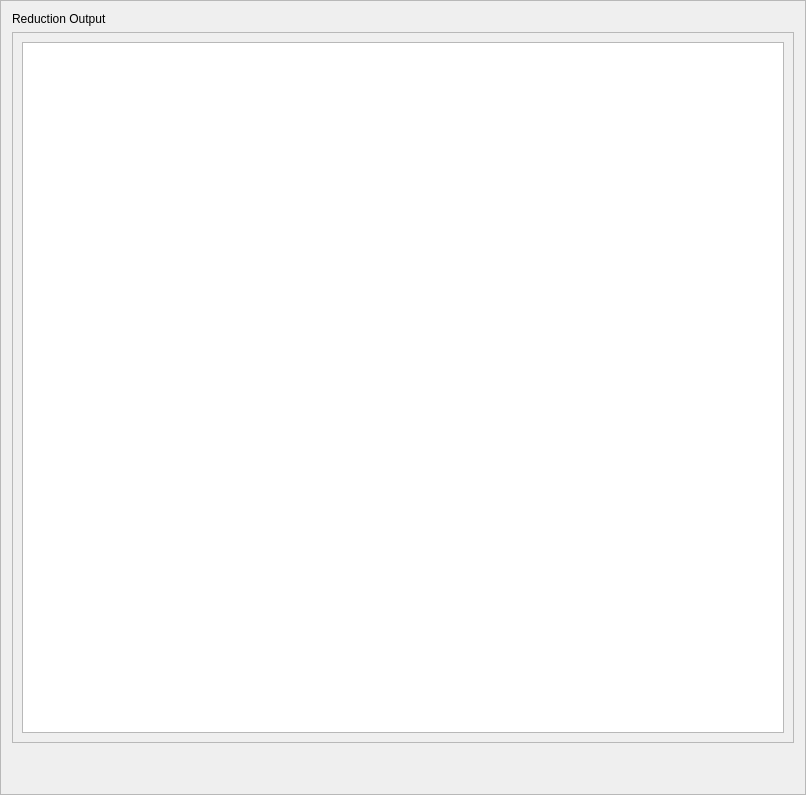
Old version of the form Code/Mantid/scripts/Interface/ui/hfir_output.ui in the repository mantidproject/mantid.
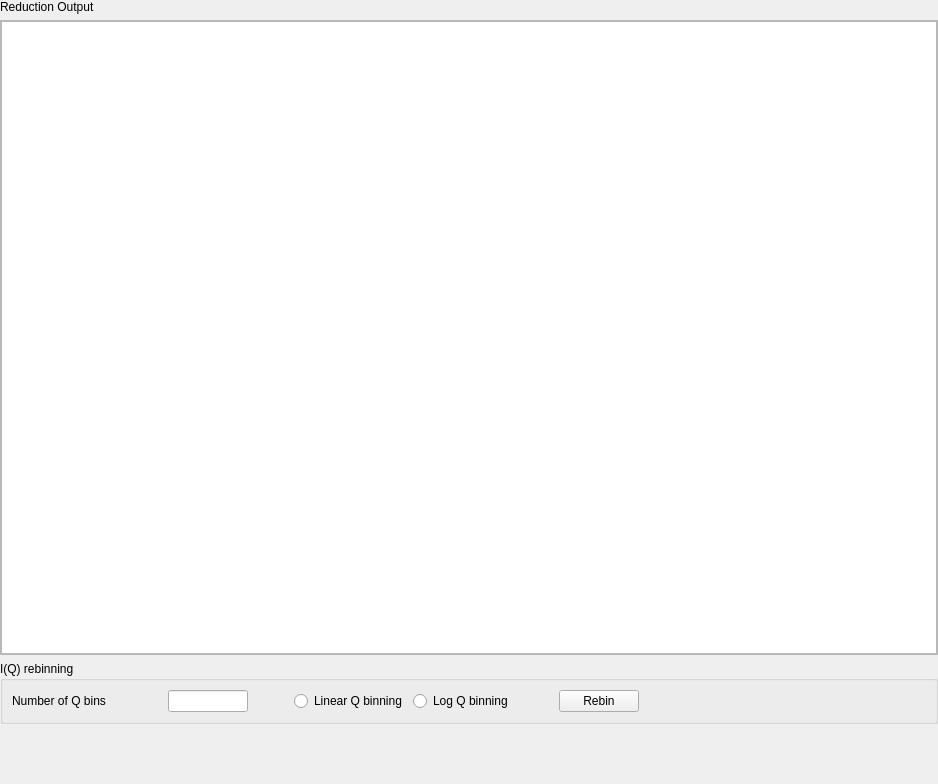
New version of the form.

Commit message: quick rebin tool for eqsans Re #3538

Patch:
```diff
--- a/Code/Mantid/scripts/Interface/ui/hfir_output.ui
+++ b/Code/Mantid/scripts/Interface/ui/hfir_output.ui
@@ -6,20 +6,26 @@
    <rect>
     <x>0</x>
     <y>0</y>
-    <width>806</width>
-    <height>795</height>
+    <width>938</width>
+    <height>784</height>
    </rect>
   </property>
   <property name="windowTitle">
    <string>Frame</string>
   </property>
   <property name="frameShape">
-   <enum>QFrame::StyledPanel</enum>
+   <enum>QFrame::NoFrame</enum>
   </property>
   <property name="frameShadow">
    <enum>QFrame::Raised</enum>
   </property>
+  <property name="lineWidth">
+   <number>0</number>
+  </property>
   <layout class="QVBoxLayout" name="verticalLayout">
+   <property name="margin">
+    <number>0</number>
+   </property>
    <item>
     <widget class="QLabel" name="label">
      <property name="text">
@@ -29,6 +35,12 @@
    </item>
    <item>
     <widget class="QScrollArea" name="scrollArea">
+     <property name="sizePolicy">
+      <sizepolicy hsizetype="Expanding" vsizetype="Expanding">
+       <horstretch>0</horstretch>
+       <verstretch>0</verstretch>
+      </sizepolicy>
+     </property>
      <property name="widgetResizable">
       <bool>true</bool>
      </property>
@@ -37,11 +49,14 @@
        <rect>
         <x>0</x>
         <y>0</y>
-        <width>784</width>
-        <height>704</height>
+        <width>936</width>
+        <height>625</height>
        </rect>
       </property>
       <layout class="QVBoxLayout" name="verticalLayout_2">
+       <property name="margin">
+        <number>0</number>
+       </property>
        <item>
         <widget class="QTextEdit" name="output_text_edit"/>
        </item>
@@ -49,6 +64,129 @@
      </widget>
     </widget>
    </item>
+   <item>
+    <widget class="QGroupBox" name="rebin_groupbox">
+     <property name="title">
+      <string>I(Q) rebinning</string>
+     </property>
+     <layout class="QVBoxLayout" name="verticalLayout_3">
+      <item>
+       <layout class="QHBoxLayout" name="horizontalLayout">
+        <item>
+         <widget class="QLabel" name="n_q_bins_label">
+          <property name="minimumSize">
+           <size>
+            <width>150</width>
+            <height>0</height>
+           </size>
+          </property>
+          <property name="maximumSize">
+           <size>
+            <width>150</width>
+            <height>16777215</height>
+           </size>
+          </property>
+          <property name="text">
+           <string>Number of Q bins</string>
+          </property>
+         </widget>
+        </item>
+        <item>
+         <widget class="QLineEdit" name="n_q_bins_edit">
+          <property name="minimumSize">
+           <size>
+            <width>80</width>
+            <height>0</height>
+           </size>
+          </property>
+          <property name="maximumSize">
+           <size>
+            <width>80</width>
+            <height>16777215</height>
+           </size>
+          </property>
+          <property name="toolTip">
+           <string>Enter the number of Q bins for the output I(Q) distribution.</string>
+          </property>
+         </widget>
+        </item>
+        <item>
+         <spacer name="horizontalSpacer_2">
+          <property name="orientation">
+           <enum>Qt::Horizontal</enum>
+          </property>
+          <property name="sizeType">
+           <enum>QSizePolicy::Fixed</enum>
+          </property>
+          <property name="sizeHint" stdset="0">
+           <size>
+            <width>40</width>
+            <height>20</height>
+           </size>
+          </property>
+         </spacer>
+        </item>
+        <item>
+         <widget class="QRadioButton" name="lin_binning_radio">
+          <property name="toolTip">
+           <string>Select to use linear binning for I(Q).</string>
+          </property>
+          <property name="text">
+           <string>Linear Q binning</string>
+          </property>
+         </widget>
+        </item>
+        <item>
+         <widget class="QRadioButton" name="log_binning_radio">
+          <property name="toolTip">
+           <string>Select to use logarithmic binning for I(Q).</string>
+          </property>
+          <property name="text">
+           <string>Log Q binning</string>
+          </property>
+         </widget>
+        </item>
+        <item>
+         <spacer name="horizontalSpacer_3">
+          <property name="orientation">
+           <enum>Qt::Horizontal</enum>
+          </property>
+          <property name="sizeType">
+           <enum>QSizePolicy::Fixed</enum>
+          </property>
+          <property name="sizeHint" stdset="0">
+           <size>
+            <width>40</width>
+            <height>20</height>
+           </size>
+          </property>
+         </spacer>
+        </item>
+        <item>
+         <widget class="QPushButton" name="rebin_button">
+          <property name="text">
+           <string>Rebin</string>
+          </property>
+         </widget>
+        </item>
+        <item>
+         <spacer name="horizontalSpacer">
+          <property name="orientation">
+           <enum>Qt::Horizontal</enum>
+          </property>
+          <property name="sizeHint" stdset="0">
+           <size>
+            <width>40</width>
+            <height>20</height>
+           </size>
+          </property>
+         </spacer>
+        </item>
+       </layout>
+      </item>
+     </layout>
+    </widget>
+   </item>
    <item>
     <layout class="QHBoxLayout" name="plot_area_layout">
      <property name="sizeConstraint">
@@ -63,6 +201,13 @@
      <property name="bottomMargin">
       <number>20</number>
      </property>
+     <item>
+      <widget class="QLabel" name="label_2">
+       <property name="text">
+        <string/>
+       </property>
+      </widget>
+     </item>
     </layout>
    </item>
   </layout>
```
The commit also changes 2 other files.
